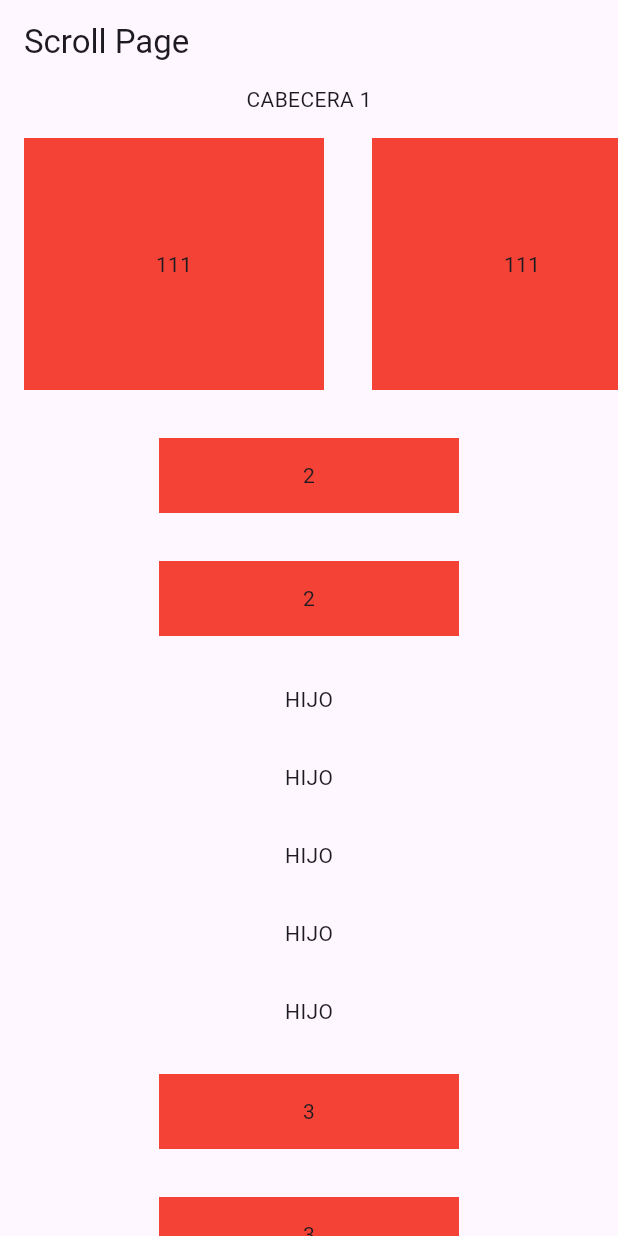
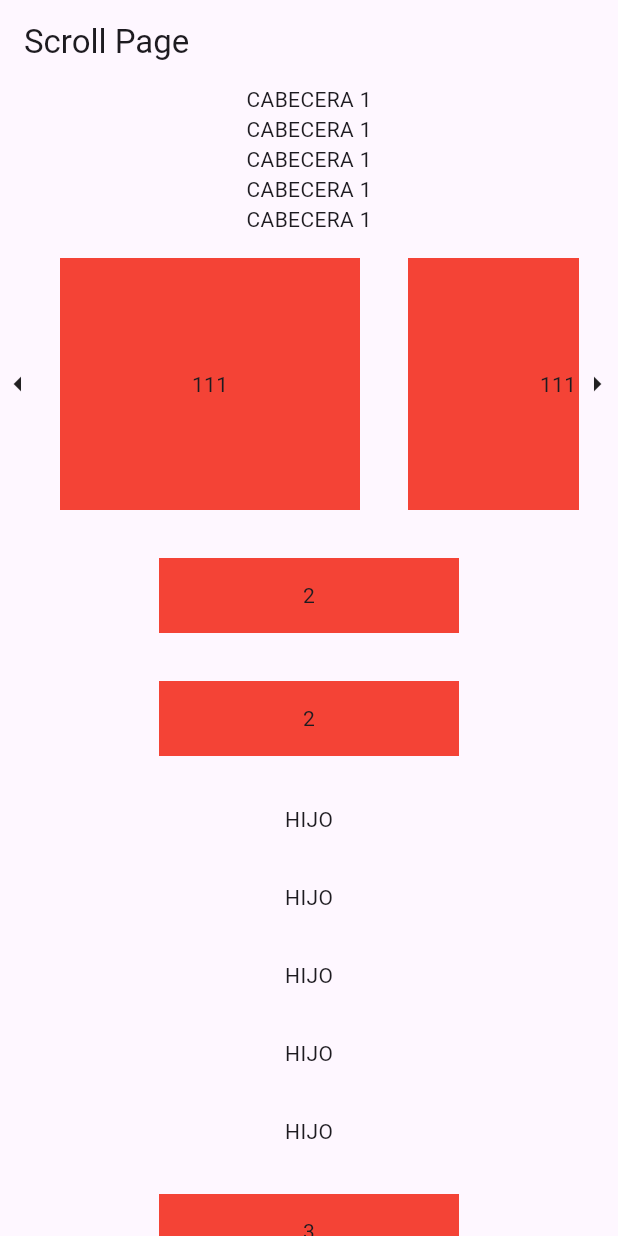
Before and after one commit to fr4nsgallegos/recetasappg10, a Flutter app: the screen it shows after launch, on a phone screen of 412 x 824 dp. Run offline on Flutter 3.47's test engine with Material 3 defaults, Android fonts, the phone set to English and light mode, and no system bars.

Commit message:
column with scrholl child

```diff
--- a/lib/widgets_pages/scroll_page.dart
+++ b/lib/widgets_pages/scroll_page.dart
@@ -19,18 +19,33 @@ class ScrollPage extends StatelessWidget {
       appBar: AppBar(
         title: Text("Scroll Page"),
       ),
-      body: SingleChildScrollView(
+      body: Column(
+        children: [
+          Text("CABECERA 1"),
+          Text("CABECERA 1"),
+          Text("CABECERA 1"),
+          Text("CABECERA 1"),
+          Text("CABECERA 1"),
+          Expanded(
+            child: SingleChildScrollView(
               // scrollDirection: Axis.horizontal,
               child: Column(
                 children: [
-            Text("CABECERA 1"),
+                  Row(
+                    children: [
+                      Icon(Icons.arrow_left),
                       SizedBox(
                         height: 200,
+                        width: MediaQuery.of(context).size.width - 50,
                         child: ListView.builder(
                           itemCount: 10,
                           scrollDirection: Axis.horizontal,
-                itemBuilder: (context, index) => buildContainers("111"),
+                          itemBuilder: (context, index) =>
+                              buildContainers("111"),
                         ),
+                      ),
+                      Icon(Icons.arrow_right),
+                    ],
                   ),
                   buildContainers("2"),
                   buildContainers("2"),
@@ -58,6 +73,9 @@ class ScrollPage extends StatelessWidget {
                 ],
               ),
             ),
+          ),
+        ],
+      ),
     );
   }
 }
```
Lines whose indentation alone changed are shown as unchanged.
